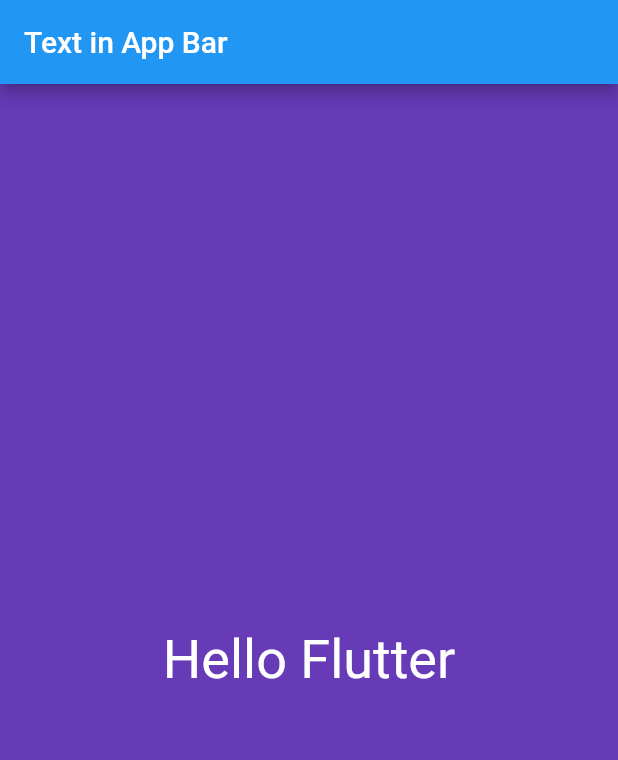
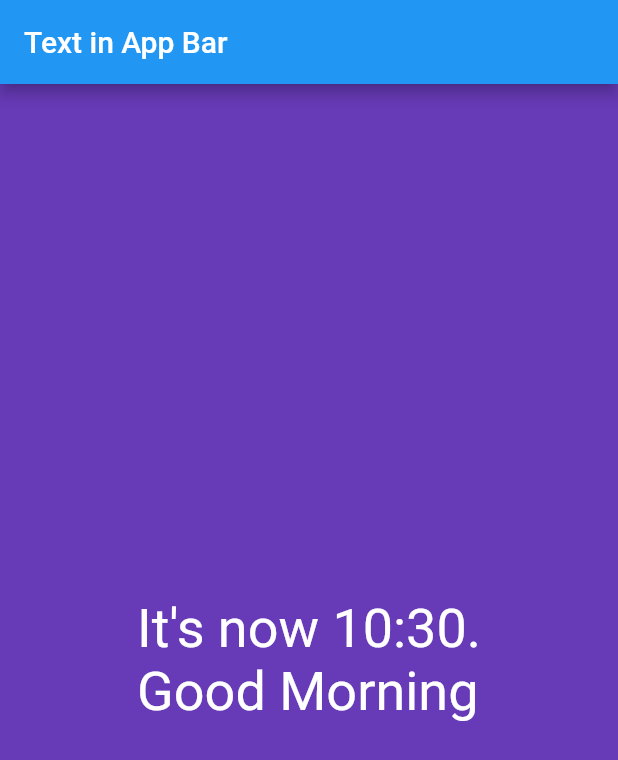
Before and after one commit to khoasdk/hello_flutter, a Flutter app: the screen it shows after launch, on a phone screen of 412 x 824 dp. Shown: the top 760 px of the screen. Run offline on Flutter 3.47's test engine with Material 2 defaults, Android fonts, the phone set to English and light mode, and no system bars.

Commit message:
Add greeting by time for home screen

```diff
--- a/lib/screens/home.dart
+++ b/lib/screens/home.dart
@@ -11,7 +11,7 @@ class HomeScreen extends StatelessWidget {
         color: Colors.deepPurple,
         child: Center(
           child: Text(
-              "Hello Flutter",
+            sayHello(),
             textDirection: TextDirection.ltr,
             style: TextStyle(color: Colors.white, fontSize: 36),
           ),
@@ -19,4 +19,23 @@ class HomeScreen extends StatelessWidget {
       ),
     );
   }
+
+  String sayHello() {
+    String hello;
+    DateTime now = DateTime.now();
+    int hour = now.hour;
+    int minute = now.minute;
+
+    if (hour < 12) {
+      hello = "Good Morning";
+    } else if (hour < 18) {
+      hello = "Good Afternoon";
+    } else {
+      hello = "Good Evening";
     }
+
+    String time = (minute < 10) ? "0" + minute.toString() : minute.toString();
+
+    return "It's now " + hour.toString() + ":" + time.toString() + ".\n" + hello;
+  }
+}
```
Lines whose indentation alone changed are shown as unchanged.
